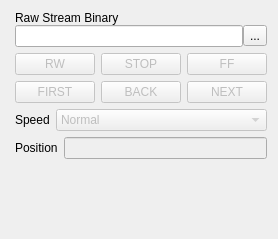
This is kame/forms/recordreaderform.ui in northriv/KAME as Qt 5 draws it before an edit. The edited form follows.
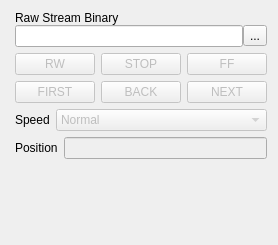
This is the edited form.

Commit message: Fix for window text collapse in Mac

```diff
--- a/kame/forms/recordreaderform.ui
+++ b/kame/forms/recordreaderform.ui
@@ -10,7 +10,7 @@
     <x>0</x>
     <y>0</y>
     <width>278</width>
-    <height>239</height>
+    <height>245</height>
    </rect>
   </property>
   <property name="sizePolicy">
@@ -22,6 +22,9 @@
   <property name="windowTitle">
    <string>Raw Stream Reader</string>
   </property>
+  <property name="autoFillBackground">
+   <bool>false</bool>
+  </property>
   <layout class="QGridLayout" name="gridLayout">
    <item row="0" column="0">
     <spacer name="spacer2">
```
The commit also changes 1 other file.
